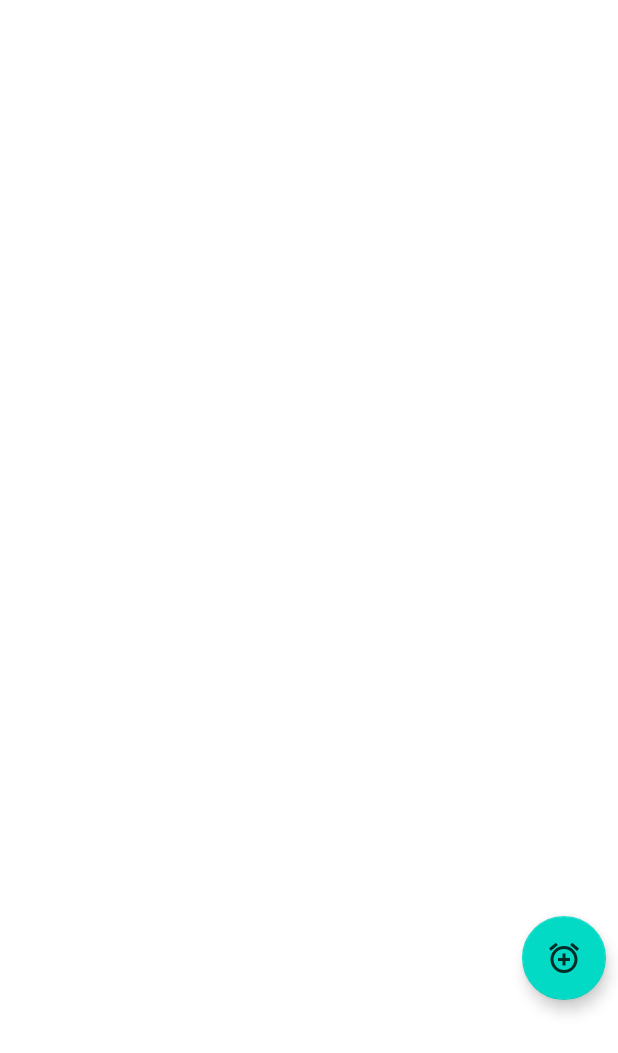
After one commit to LoganTylerPatterson/AILD, an Android app: the fragment AlarmListFragment shown on its own in the app's theme, on a phone screen of 412 x 824 dp. The commit adds this screen. Shown: the top 1053 px of the screen. Run offline under Robolectric (Android 15) with nearby library versions, the phone set to English and light mode, and no system bars.

Commit message:
Added alarm Entity, basic framework for a recycler view

```diff
--- /dev/null
+++ b/app/src/main/java/com/runtimeterror/aild/fragments/AlarmListFragment.kt
@@ -0,0 +1,57 @@
+package com.runtimeterror.aild.fragments
+
+import android.os.Bundle
+import android.renderscript.ScriptGroup
+import androidx.fragment.app.Fragment
+import android.view.LayoutInflater
+import android.view.View
+import android.view.ViewGroup
+import androidx.recyclerview.widget.RecyclerView
+import com.runtimeterror.aild.R
+import com.runtimeterror.aild.db.entities.Alarm
+
+private const val TAG = "AlarmListFragment"
+
+class AlarmListFragment : Fragment() {
+
+
+    override fun onCreate(savedInstanceState: Bundle?) {
+        super.onCreate(savedInstanceState)
+
+    }
+
+    override fun onCreateView(
+            inflater: LayoutInflater, container: ViewGroup?,
+            savedInstanceState: Bundle?
+    ): View? {
+        // Inflate the layout for this fragment
+        return inflater.inflate(R.layout.fragment_alarm_list, container, false)
+    }
+
+    companion object {
+        @JvmStatic
+        fun newInstance() =
+                AlarmListFragment()
+    }
+
+    class AlarmListAdapter(private val alarmList: List<Alarm>):
+            RecyclerView.Adapter<AlarmListAdapter.AlarmViewHolder>(){
+
+        class AlarmViewHolder(view: View): RecyclerView.ViewHolder(view){
+            //TODO place all the textViews and Images here - find by id
+
+        }
+
+        override fun onCreateViewHolder(parent: ViewGroup, viewType: Int): AlarmViewHolder {
+            TODO("Not yet implemented")
+        }
+
+        override fun getItemCount(): Int {
+            TODO("Not yet implemented")
+        }
+
+        override fun onBindViewHolder(holder: AlarmViewHolder, position: Int) {
+            TODO("Not yet implemented")
+        }
+    }
+}
--- /dev/null
+++ b/app/src/main/res/drawable-anydpi/ic_add_alarm.xml
@@ -0,0 +1,11 @@
+<vector xmlns:android="http://schemas.android.com/apk/res/android"
+    android:width="24dp"
+    android:height="24dp"
+    android:viewportWidth="24"
+    android:viewportHeight="24"
+    android:tint="#FFFFFF"
+    android:alpha="0.8">
+  <path
+      android:fillColor="@android:color/white"
+      android:pathData="M7.88,3.39L6.6,1.86 2,5.71l1.29,1.53 4.59,-3.85zM22,5.72l-4.6,-3.86 -1.29,1.53 4.6,3.86L22,5.72zM12,4c-4.97,0 -9,4.03 -9,9s4.02,9 9,9c4.97,0 9,-4.03 9,-9s-4.03,-9 -9,-9zM12,20c-3.87,0 -7,-3.13 -7,-7s3.13,-7 7,-7 7,3.13 7,7 -3.13,7 -7,7zM13,9h-2v3L8,12v2h3v3h2v-3h3v-2h-3L13,9z"/>
+</vector>
--- /dev/null
+++ b/app/src/main/res/layout/fragment_alarm_list.xml
@@ -0,0 +1,33 @@
+<?xml version="1.0" encoding="utf-8"?>
+<androidx.constraintlayout.widget.ConstraintLayout xmlns:android="http://schemas.android.com/apk/res/android"
+    xmlns:app="http://schemas.android.com/apk/res-auto"
+    xmlns:tools="http://schemas.android.com/tools"
+    android:layout_width="match_parent"
+    android:layout_height="match_parent"
+    tools:context=".fragments.AlarmListFragment">
+
+    <androidx.recyclerview.widget.RecyclerView
+        android:id="@+id/rv_alarms"
+        android:layout_width="match_parent"
+        android:layout_height="match_parent" />
+
+    <com.google.android.material.floatingactionbutton.FloatingActionButton
+        android:id="@+id/fab_alarm"
+        android:layout_width="wrap_content"
+        android:layout_height="wrap_content"
+        android:layout_marginEnd="8dp"
+        android:layout_marginBottom="8dp"
+        android:contentDescription="@string/cd_add_alarm"
+        android:src="@drawable/ic_add_alarm"
+        app:layout_constraintBottom_toTopOf="@+id/guideline2"
+        app:layout_constraintEnd_toEndOf="parent" />
+
+    <androidx.constraintlayout.widget.Guideline
+        android:id="@+id/guideline2"
+        android:layout_width="wrap_content"
+        android:layout_height="wrap_content"
+        android:orientation="horizontal"
+        app:layout_constraintGuide_begin="675dp" />
+
+
+</androidx.constraintlayout.widget.ConstraintLayout>
--- a/app/src/main/res/values-night/themes.xml
+++ b/app/src/main/res/values-night/themes.xml
@@ -1,6 +1,6 @@
 <resources xmlns:tools="http://schemas.android.com/tools">
     <!-- Base application theme. -->
-    <style name="Theme.AILD" parent="Theme.MaterialComponents.DayNight.DarkActionBar">
+    <style name="Theme.AILD" parent="Theme.MaterialComponents.DayNight.NoActionBar">
         <!-- Primary brand color. -->
         <item name="colorPrimary">@color/purple_200</item>
         <item name="colorPrimaryVariant">@color/purple_700</item>
--- a/app/src/main/res/values/strings.xml
+++ b/app/src/main/res/values/strings.xml
@@ -1,3 +1,6 @@
 <resources>
     <string name="app_name">AILD</string>
+    <!-- TODO: Remove or change this placeholder text -->
+    <string name="hello_blank_fragment">Hello blank fragment</string>
+    <string name="cd_add_alarm">Add an alarm</string>
 </resources>
--- a/app/src/main/res/values/themes.xml
+++ b/app/src/main/res/values/themes.xml
@@ -1,6 +1,6 @@
 <resources xmlns:tools="http://schemas.android.com/tools">
     <!-- Base application theme. -->
-    <style name="Theme.AILD" parent="Theme.MaterialComponents.DayNight.DarkActionBar">
+    <style name="Theme.AILD" parent="Theme.MaterialComponents.DayNight.NoActionBar">
         <!-- Primary brand color. -->
         <item name="colorPrimary">@color/purple_500</item>
         <item name="colorPrimaryVariant">@color/purple_700</item>
```
Also changed, not shown: app/build.gradle (+17 -2 lines), app/src/main/java/com/runtimeterror/aild/MainActivity.kt (+18 -1 lines), app/src/main/java/com/runtimeterror/aild/db/entities/Alarm.kt (added, +19 -0 lines), app/src/main/java/com/runtimeterror/aild/fragments/AlarmFragment.kt (added, +32 -0 lines), app/src/main/res/layout/activity_main.xml (+14 -7 lines), app/src/main/res/layout/alarm_item_view.xml (added, +16 -0 lines), app/src/main/res/layout/fragment_alarm.xml (added, +14 -0 lines), app/src/main/res/drawable-hdpi/ic_add_alarm.png (added), app/src/main/res/drawable-mdpi/ic_add_alarm.png (added), app/src/main/res/drawable-xhdpi/ic_add_alarm.png (added), app/src/main/res/drawable-xxhdpi/ic_add_alarm.png (added), gradle/wrapper/gradle-wrapper.properties.
